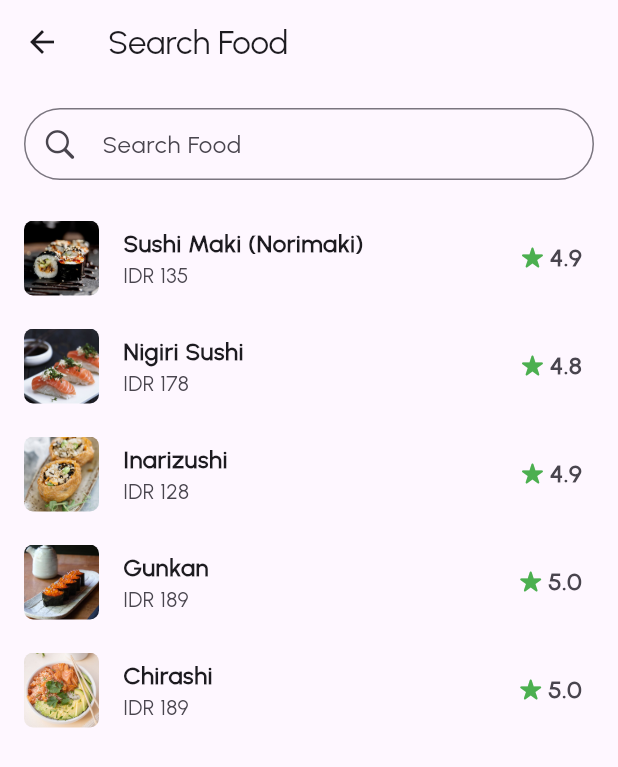
After one commit to aziziabduls/flutter_course_batch2, a Flutter app: the Dashboard screen opened directly, after a tap on an icon or button, on a phone screen of 412 x 824 dp. The commit adds this screen. Shown: the top 767 px of the screen. Run offline on Flutter 3.47's test engine with Material 3 defaults, Android fonts, the phone set to English and light mode, and no system bars; our stand-ins replace flutter_secure_storage, flutter_slidable, shimmer; accounts and stored records are empty.

Commit message:
add search screen and payment screen

```diff
--- a/lib/provider/cart.dart
+++ b/lib/provider/cart_provider.dart
@@ -2,7 +2,7 @@ import 'package:flutter/cupertino.dart';
 import 'package:flutter_course_batch_2/models/cart_model.dart';
 import 'package:flutter_course_batch_2/models/food.dart';
 
-class Cart extends ChangeNotifier {
+class CartProvider extends ChangeNotifier {
   final List<CartModel> _cart = [];
   List<CartModel> get cart => _cart;
 
--- a/lib/screens/sushi_app/dashboard.dart
+++ b/lib/screens/sushi_app/dashboard.dart
@@ -4,9 +4,10 @@ import 'package:flutter/cupertino.dart';
 import 'package:flutter/material.dart';
 import 'package:flutter/services.dart';
 import 'package:flutter_course_batch_2/models/food.dart';
-import 'package:flutter_course_batch_2/provider/cart.dart';
+import 'package:flutter_course_batch_2/provider/cart_provider.dart';
 import 'package:flutter_course_batch_2/screens/sushi_app/cart_screen.dart';
 import 'package:flutter_course_batch_2/screens/sushi_app/detail_screen.dart';
+import 'package:flutter_course_batch_2/screens/sushi_app/search_screen.dart';
 import 'package:provider/provider.dart';
 
 class Dashboard extends StatefulWidget {
@@ -65,6 +66,7 @@ class _DashboardState extends State<Dashboard> {
               style: TextStyle(
                 color: Colors.black,
                 fontSize: 30,
+                // fontFamily: 'Poppins',
               ),
             ),
             Row(
@@ -88,16 +90,18 @@ class _DashboardState extends State<Dashboard> {
         ),
         actions: [
           IconButton(
-            onPressed: () {},
+            onPressed: () {
+              Navigator.push(context, MaterialPageRoute(builder: (context) => SearchScreen()));
+            },
             icon: Icon(
               CupertinoIcons.search,
               size: 30,
             ),
           ),
-          Consumer<Cart>(
+          Consumer<CartProvider>(
             builder: (context, value, child) {
               return Padding(
-                padding: const EdgeInsets.all(8.0),
+                padding: const EdgeInsets.only(right: 14, left: 10),
                 child: Stack(
                   children: [
                     IconButton(
@@ -109,7 +113,10 @@ class _DashboardState extends State<Dashboard> {
                         size: 30,
                       ),
                     ),
-                    Visibility(
+                    Positioned(
+                      top: 0,
+                      right: 0,
+                      child: Visibility(
                         visible: value.cart.isNotEmpty ? true : false,
                         child: CircleAvatar(
                           radius: 10,
@@ -124,6 +131,7 @@ class _DashboardState extends State<Dashboard> {
                             ),
                           ),
                         ),
+                      ),
                     )
                   ],
                 ),
@@ -132,8 +140,8 @@ class _DashboardState extends State<Dashboard> {
           )
         ],
       ),
-      body: Column(
-        crossAxisAlignment: CrossAxisAlignment.start,
+      body: ListView(
+        // crossAxisAlignment: CrossAxisAlignment.start,
         children: [
           // BANNER PROMO
           bannerPromoWidget(context),
@@ -141,10 +149,20 @@ class _DashboardState extends State<Dashboard> {
           // BEST SELLER
           bestSellerWidget(context),
 
+          // Popular Food
+          popularFood(),
+        ],
+      ),
+    );
+  }
+
+  popularFood() {
+    return Column(
+      crossAxisAlignment: CrossAxisAlignment.start,
+      children: [
         SizedBox(height: 20),
-
         Padding(
-            padding: const EdgeInsets.fromLTRB(16, 0, 16, 0),
+          padding: EdgeInsets.fromLTRB(16, 0, 16, 0),
           child: Text(
             'Popular Food',
             style: TextStyle(
@@ -154,12 +172,14 @@ class _DashboardState extends State<Dashboard> {
             ),
           ),
         ),
-          Expanded(
+        SizedBox(height: 10),
+        SizedBox(
+          height: 300,
           child: ListView.builder(
             scrollDirection: Axis.horizontal,
             shrinkWrap: true,
             itemCount: foods.length,
-              padding: const EdgeInsets.fromLTRB(16, 0, 16, 10),
+            padding: EdgeInsets.fromLTRB(16, 0, 16, 10),
             itemBuilder: (context, index) {
               return GestureDetector(
                 onTap: () {
@@ -236,7 +256,6 @@ class _DashboardState extends State<Dashboard> {
           ),
         ),
       ],
-      ),
     );
   }
 
@@ -254,6 +273,7 @@ class _DashboardState extends State<Dashboard> {
               fontWeight: FontWeight.bold,
             ),
           ),
+          SizedBox(height: 10),
           GestureDetector(
             onTap: () {
               goToDetailFood(2);
--- /dev/null
+++ b/lib/screens/sushi_app/search_screen.dart
@@ -0,0 +1,156 @@
+import 'dart:convert';
+
+import 'package:flutter/cupertino.dart';
+import 'package:flutter/material.dart';
+import 'package:flutter/services.dart';
+import 'package:flutter_course_batch_2/models/food.dart';
+import 'package:flutter_course_batch_2/screens/sushi_app/detail_screen.dart';
+
+class SearchScreen extends StatefulWidget {
+  const SearchScreen({super.key});
+
+  @override
+  State<SearchScreen> createState() => _SearchScreenState();
+}
+
+class _SearchScreenState extends State<SearchScreen> {
+  List<Food> foods = [];
+  List<Food> _foundedFoods = [];
+  TextEditingController searchController = TextEditingController();
+
+  Future<void> getFoods() async {
+    String dataFoodJson = await rootBundle.loadString('assets/json/food.json');
+    List<dynamic> jsonMap = json.decode(dataFoodJson);
+
+    setState(() {
+      foods = jsonMap.map((e) => Food.fromJson(e)).toList();
+      _foundedFoods = foods;
+    });
+  }
+
+  onSearchFood(String query) {
+    setState(() {
+      _foundedFoods = foods.where((element) => element.name!.toLowerCase().contains(query.toLowerCase())).toList();
+    });
+  }
+
+  @override
+  void initState() {
+    getFoods();
+    super.initState();
+  }
+
+  @override
+  Widget build(BuildContext context) {
+    return Scaffold(
+      appBar: AppBar(
+        title: Text('Search Food'),
+      ),
+      body: Column(
+        children: [
+          // search bar
+          Padding(
+            padding: const EdgeInsets.all(16.0),
+            child: TextField(
+              controller: searchController,
+              decoration: InputDecoration(
+                hintText: 'Search Food',
+                contentPadding: EdgeInsets.fromLTRB(18, 0, 18, 0),
+                prefixIcon: Icon(CupertinoIcons.search),
+                border: OutlineInputBorder(
+                  borderRadius: BorderRadius.circular(30),
+                ),
+                suffixIcon: Visibility(
+                  visible: _foundedFoods.isEmpty ? true : false,
+                  child: IconButton(
+                    onPressed: () {
+                      setState(() {
+                        _foundedFoods = foods;
+                        searchController.text = '';
+                      });
+                    },
+                    icon: Icon(CupertinoIcons.clear_circled),
+                  ),
+                ),
+              ),
+              textInputAction: TextInputAction.search,
+              onChanged: (value) {
+                setState(() {
+                  onSearchFood(value.toString());
+                });
+              },
+            ),
+          ),
+
+          // list food
+          _foundedFoods.isEmpty
+              ? Container(
+                  padding: EdgeInsets.only(top: 100),
+                  child: Text(
+                    'No Food Found',
+                    style: TextStyle(
+                      fontWeight: FontWeight.bold,
+                      fontSize: 26,
+                    ),
+                  ),
+                )
+              : ListView.builder(
+                  shrinkWrap: true,
+                  itemCount: _foundedFoods.length,
+                  itemBuilder: (context, index) {
+                    return ListTile(
+                      onTap: () {
+                        Navigator.push(
+                          context,
+                          MaterialPageRoute(
+                            builder: (context) => DetailScreen(
+                              food: foods[index],
+                            ),
+                          ),
+                        );
+                      },
+                      leading: SizedBox(
+                        width: 50,
+                        height: 50,
+                        child: ClipRRect(
+                          borderRadius: BorderRadius.circular(6),
+                          child: Image.asset(
+                            _foundedFoods[index].imagePath.toString(),
+                            fit: BoxFit.cover,
+                          ),
+                        ),
+                      ),
+                      title: Text(
+                        _foundedFoods[index].name.toString(),
+                        style: TextStyle(
+                          fontWeight: FontWeight.bold,
+                          fontSize: 16,
+                        ),
+                      ),
+                      subtitle: Text('IDR ${_foundedFoods[index].price}'),
+                      trailing: Row(
+                        mainAxisSize: MainAxisSize.min,
+                        children: [
+                          Icon(
+                            CupertinoIcons.star_fill,
+                            size: 15,
+                            color: Colors.green,
+                          ),
+                          SizedBox(width: 4),
+                          Text(
+                            _foundedFoods[index].rating.toString(),
+                            style: TextStyle(
+                              fontWeight: FontWeight.bold,
+                              fontSize: 16,
+                            ),
+                          ),
+                        ],
+                      ),
+                    );
+                  },
+                ),
+        ],
+      ),
+    );
+  }
+}
--- a/lib/screens/sushi_app/welcome_screen.dart
+++ b/lib/screens/sushi_app/welcome_screen.dart
@@ -70,6 +70,7 @@ class WelcomeScreen extends StatelessWidget {
                           'Get Started',
                           style: TextStyle(
                             fontSize: 24,
+                            fontFamily: 'Urbanist',
                           ),
                         ),
                         SizedBox(width: 10),
```
Also changed, not shown: lib/main.dart (+7 -4 lines), lib/module/secure_storage_module.dart (added, +40 -0 lines), lib/screens/home_screen.dart (+13 -2 lines), lib/screens/splash_screen.dart (added, +58 -0 lines), lib/screens/sushi_app/cart_screen.dart (+122 -37 lines), lib/screens/sushi_app/detail_screen.dart (+17 -16 lines), lib/screens/sushi_app/payment_screen.dart (added, +71 -0 lines), pubspec.yaml (+10 -14 lines), assets/fonts/Poppins-Regular.ttf (added), assets/fonts/Urbanist-Regular.ttf (added), assets/json/food.json (indentation only), pubspec.lock, 11 other files. Lines whose indentation alone changed are shown as unchanged.
